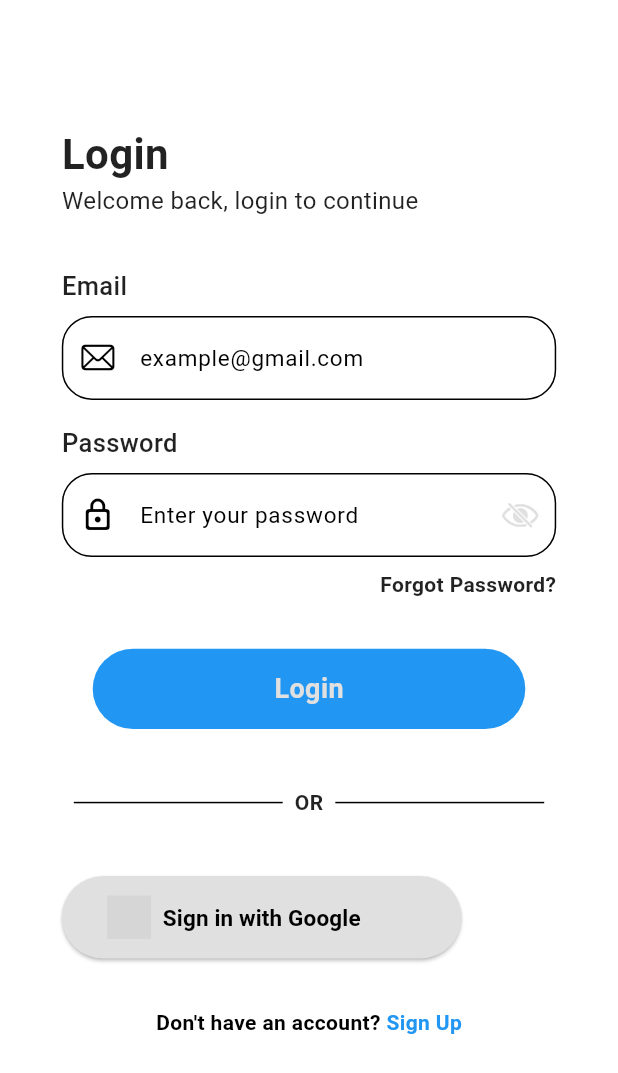
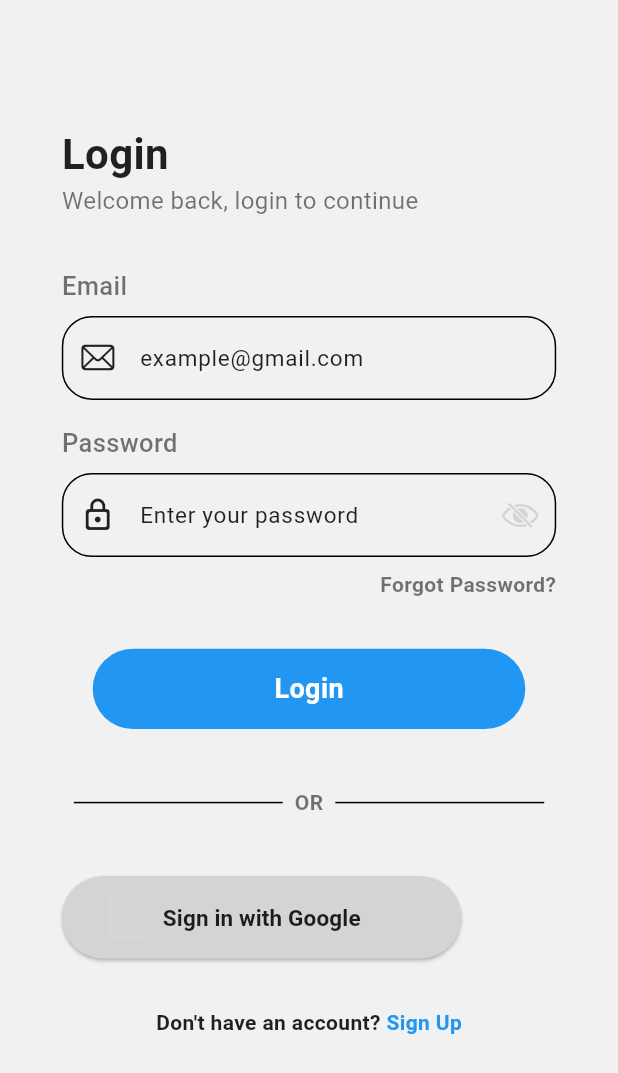
Before and after one commit to Ahmedx44/task_planner, a Flutter app: the LoginView screen opened by its route, on a phone screen of 412 x 824 dp. Shown: the top 1073 px of the screen. Run offline on Flutter 3.47's test engine with Material 3 defaults, Android fonts, the phone set to English and light mode, and no system bars; drawn by our look-alikes of social_login_buttons; our stand-ins replace awesome_bottom_bar, cloud_firestore, dartz, firebase_auth, firebase_core, flutter_hooks and 6 more; missing offline and left inert: cupertino_onboarding, flagkit, phonenumbers; accounts and stored records are empty; grey boxes are pictures that could not be loaded.

```diff
--- a/lib/main.dart
+++ b/lib/main.dart
@@ -4,8 +4,10 @@ import 'package:go_router/go_router.dart';
 import 'package:todo_app/app/locator.dart';
 import 'package:todo_app/firebase_options.dart';
 import 'package:todo_app/theme/theme.dart';
+import 'package:todo_app/ui/auth/autGate/authGate_view.dart';
 import 'package:todo_app/ui/auth/login/login_view.dart';
 import 'package:todo_app/ui/auth/signup/signup_view.dart';
+import 'package:todo_app/ui/home/home_view.dart';
 import 'package:todo_app/ui/onboarding/onboarding_view.dart';
 
 void main() async {
@@ -21,7 +23,7 @@ class MyApp extends StatelessWidget {
   final _router = GoRouter(routes: [
     GoRoute(
       path: '/',
-      builder: (context, state) => const OnboardingView(),
+      builder: (context, state) => const AuthgateView(),
     ),
     GoRoute(
       path: '/signup',
@@ -30,6 +32,14 @@ class MyApp extends StatelessWidget {
     GoRoute(
       path: '/login',
       builder: (context, state) => const LoginView(),
+    ),
+    GoRoute(
+      path: '/onboarding',
+      builder: (context, state) => const OnboardingView(),
+    ),
+    GoRoute(
+      path: '/home',
+      builder: (context, state) => const HomeView(),
     )
   ]);
 
--- a/lib/theme/theme.dart
+++ b/lib/theme/theme.dart
@@ -1,22 +1,21 @@
 import 'package:flutter/material.dart';
 
 final ThemeData lightMode = ThemeData(
-  colorScheme: ColorScheme.light(
-    surface: Colors.white,
-    onSurface: const Color.fromARGB(255, 224, 224, 224),
+  colorScheme: const ColorScheme.light(
     primary: Colors.blue,
-    secondary: Colors.blueAccent,
     onPrimary: Colors.white,
-    onPrimaryContainer: Colors.grey.shade600,
-    onSecondary: Colors.black,
+    surface: Color.fromARGB(255, 241, 241, 241),
+    onSurface: Color.fromARGB(255, 212, 212, 212),
+    onSecondary: Colors.black87,
   ),
+  scaffoldBackgroundColor: Colors.white,
   textTheme: const TextTheme(
     displayLarge: TextStyle(
         color: Colors.black, fontSize: 32, fontWeight: FontWeight.bold),
     displayMedium: TextStyle(
-        color: Colors.black, fontSize: 28, fontWeight: FontWeight.w600),
-    bodyLarge: TextStyle(color: Colors.black, fontSize: 16),
-    bodyMedium: TextStyle(color: Colors.black87, fontSize: 14),
+        color: Colors.black87, fontSize: 28, fontWeight: FontWeight.w600),
+    bodyLarge: TextStyle(color: Colors.black87, fontSize: 16),
+    bodyMedium: TextStyle(color: Colors.black54, fontSize: 14),
     titleMedium: TextStyle(
         color: Colors.black87, fontSize: 18, fontWeight: FontWeight.w500),
     titleSmall: TextStyle(color: Colors.black54, fontSize: 16),
@@ -28,18 +27,18 @@ final ThemeData lightMode = ThemeData(
 
 final ThemeData darkMode = ThemeData(
   colorScheme: ColorScheme.dark(
-    surface: const Color.fromARGB(255, 29, 29, 29),
-    onSurface: Colors.black,
     primary: Colors.blue,
-    secondary: Colors.blueAccent,
-    onPrimaryContainer: Colors.grey.shade600,
+    onPrimary: const Color.fromARGB(255, 20, 20, 20),
+    surface: const Color.fromARGB(255, 31, 31, 31),
+    onSurface: const Color.fromARGB(255, 26, 26, 26),
     onSecondary: Colors.white,
   ),
+  scaffoldBackgroundColor: const Color(0xFF121212),
   textTheme: const TextTheme(
     displayLarge: TextStyle(
         color: Colors.white, fontSize: 32, fontWeight: FontWeight.bold),
     displayMedium: TextStyle(
-        color: Colors.white, fontSize: 28, fontWeight: FontWeight.w600),
+        color: Colors.white70, fontSize: 28, fontWeight: FontWeight.w600),
     bodyLarge: TextStyle(color: Colors.white, fontSize: 16),
     bodyMedium: TextStyle(color: Colors.white70, fontSize: 14),
     titleMedium: TextStyle(
--- a/lib/ui/auth/login/login_view.dart
+++ b/lib/ui/auth/login/login_view.dart
@@ -1,15 +1,19 @@
 import 'package:flutter/cupertino.dart';
 import 'package:flutter/material.dart';
+import 'package:flutter_hooks/flutter_hooks.dart';
 import 'package:social_login_buttons/social_login_buttons.dart';
 import 'package:stacked/stacked.dart';
+import 'package:todo_app/model/login_model.dart';
 import 'package:todo_app/ui/auth/login/login_view_model.dart';
 
-class LoginView extends StatelessWidget {
+class LoginView extends HookWidget {
   const LoginView({super.key});
 
   @override
   Widget build(BuildContext context) {
-    return ViewModelBuilder.nonReactive(
+    final emailController = useTextEditingController();
+    final passwordController = useTextEditingController();
+    return ViewModelBuilder<LoginViewModel>.reactive(
       viewModelBuilder: () => LoginViewModel(),
       builder: (context, viewModel, child) {
         return SafeArea(
@@ -24,10 +28,12 @@ class LoginView extends StatelessWidget {
                     SizedBox(
                       height: MediaQuery.sizeOf(context).height * 0.05,
                     ),
-                    const Text(
+                    Text(
                       'Login',
-                      style:
-                          TextStyle(fontSize: 28, fontWeight: FontWeight.bold),
+                      style: TextStyle(
+                          fontSize: 28,
+                          fontWeight: FontWeight.bold,
+                          color: Theme.of(context).colorScheme.onSecondary),
                     ),
                     const Text(
                       'Welcome back, login to continue',
@@ -46,7 +52,30 @@ class LoginView extends StatelessWidget {
                     SizedBox(
                       height: MediaQuery.sizeOf(context).height * 0.01,
                     ),
-                    const _EmailTextField(),
+                    TextField(
+                      controller: emailController,
+                      decoration: InputDecoration(
+                        hintText: 'example@gmail.com',
+                        hintStyle: TextStyle(
+                          color: Theme.of(context).colorScheme.onSecondary,
+                          fontSize: 15,
+                          fontWeight: FontWeight.w400,
+                        ),
+                        prefixIcon: Icon(
+                          CupertinoIcons.mail,
+                          color: Theme.of(context).colorScheme.onSecondary,
+                        ),
+                        border: OutlineInputBorder(
+                          borderRadius: BorderRadius.circular(20),
+                          borderSide: BorderSide(
+                            width: 0.2,
+                            color: Theme.of(context)
+                                .colorScheme
+                                .onPrimaryContainer,
+                          ),
+                        ),
+                      ),
+                    ),
 
                     // Password Text Field
                     SizedBox(
@@ -60,7 +89,32 @@ class LoginView extends StatelessWidget {
                     SizedBox(
                       height: MediaQuery.sizeOf(context).height * 0.01,
                     ),
-                    const _PasswordTextField(),
+                    TextField(
+                      controller: passwordController,
+                      obscureText: true,
+                      decoration: InputDecoration(
+                        hintText: 'Enter your password',
+                        hintStyle: TextStyle(
+                          color: Theme.of(context).colorScheme.onSecondary,
+                          fontSize: 15,
+                          fontWeight: FontWeight.w400,
+                        ),
+                        prefixIcon: Icon(
+                          Icons.lock_outline_rounded,
+                          color: Theme.of(context).colorScheme.onSecondary,
+                        ),
+                        suffixIcon: const Icon(CupertinoIcons.eye_slash),
+                        border: OutlineInputBorder(
+                          borderRadius: BorderRadius.circular(20),
+                          borderSide: BorderSide(
+                            width: 0.2,
+                            color: Theme.of(context)
+                                .colorScheme
+                                .onPrimaryContainer,
+                          ),
+                        ),
+                      ),
+                    ),
 
                     // Forgot Password
                     SizedBox(
@@ -72,7 +126,50 @@ class LoginView extends StatelessWidget {
                     SizedBox(
                       height: MediaQuery.sizeOf(context).height * 0.04,
                     ),
-                    const _LoginButton(),
+                    GestureDetector(
+                      onTap: () {
+                        viewModel.login(
+                          LoginModel(
+                            email: emailController.text,
+                            password: passwordController.text,
+                          ),
+                          context,
+                        );
+                      },
+                      child: Center(
+                        child: Container(
+                          width: MediaQuery.sizeOf(context).width * 0.7,
+                          height: MediaQuery.sizeOf(context).height * 0.065,
+                          decoration: BoxDecoration(
+                            borderRadius: BorderRadius.circular(30),
+                            color: Theme.of(context).colorScheme.primary,
+                          ),
+                          child: Center(
+                            child: viewModel.isBusy
+                                ? SizedBox(
+                                    width: 24,
+                                    height: 24,
+                                    child: CircularProgressIndicator(
+                                      strokeWidth: 2,
+                                      color: Theme.of(context)
+                                          .colorScheme
+                                          .onSecondary,
+                                    ),
+                                  )
+                                : Text(
+                                    'Login',
+                                    style: TextStyle(
+                                      fontWeight: FontWeight.bold,
+                                      fontSize: 18,
+                                      color: Theme.of(context)
+                                          .colorScheme
+                                          .onPrimary,
+                                    ),
+                                  ),
+                          ),
+                        ),
+                      ),
+                    ),
 
                     // Social Login
                     SizedBox(
@@ -87,7 +184,9 @@ class LoginView extends StatelessWidget {
                       backgroundColor: Theme.of(context).colorScheme.onSurface,
                       textColor: Theme.of(context).colorScheme.onSecondary,
                       buttonType: SocialLoginButtonType.google,
-                      onPressed: () {},
+                      onPressed: () async {
+                        await viewModel.googleSignin(context);
+                      },
                     ),
 
                     // Sign Up Prompt
@@ -127,68 +226,6 @@ class LoginView extends StatelessWidget {
   }
 }
 
-// Email Text Field
-class _EmailTextField extends StatelessWidget {
-  const _EmailTextField();
-
-  @override
-  Widget build(BuildContext context) {
-    return TextField(
-      decoration: InputDecoration(
-        hintText: 'example@gmail.com',
-        hintStyle: TextStyle(
-          color: Theme.of(context).colorScheme.onSecondary,
-          fontSize: 15,
-          fontWeight: FontWeight.w400,
-        ),
-        prefixIcon: Icon(
-          CupertinoIcons.mail,
-          color: Theme.of(context).colorScheme.onSecondary,
-        ),
-        border: OutlineInputBorder(
-          borderRadius: BorderRadius.circular(20),
-          borderSide: BorderSide(
-            width: 0.2,
-            color: Theme.of(context).colorScheme.onPrimaryContainer,
-          ),
-        ),
-      ),
-    );
-  }
-}
-
-// Password Text Field
-class _PasswordTextField extends StatelessWidget {
-  const _PasswordTextField();
-
-  @override
-  Widget build(BuildContext context) {
-    return TextField(
-      obscureText: true,
-      decoration: InputDecoration(
-        hintText: 'Enter your password',
-        hintStyle: TextStyle(
-          color: Theme.of(context).colorScheme.onSecondary,
-          fontSize: 15,
-          fontWeight: FontWeight.w400,
-        ),
-        prefixIcon: Icon(
-          Icons.lock_outline_rounded,
-          color: Theme.of(context).colorScheme.onSecondary,
-        ),
-        suffixIcon: const Icon(CupertinoIcons.eye_slash),
-        border: OutlineInputBorder(
-          borderRadius: BorderRadius.circular(20),
-          borderSide: BorderSide(
-            width: 0.2,
-            color: Theme.of(context).colorScheme.onPrimaryContainer,
-          ),
-        ),
-      ),
-    );
-  }
-}
-
 // Forgot Password Text
 class _ForgotPassword extends StatelessWidget {
   const _ForgotPassword();
@@ -203,38 +240,6 @@ class _ForgotPassword extends StatelessWidget {
           style: TextStyle(fontWeight: FontWeight.bold),
         ),
       ],
-    );
-  }
-}
-
-// Login Button
-class _LoginButton extends StatelessWidget {
-  const _LoginButton();
-
-  @override
-  Widget build(BuildContext context) {
-    return GestureDetector(
-      onTap: () {},
-      child: Center(
-        child: Container(
-          width: MediaQuery.sizeOf(context).width * 0.7,
-          height: MediaQuery.sizeOf(context).height * 0.065,
-          decoration: BoxDecoration(
-            borderRadius: BorderRadius.circular(30),
-            color: Theme.of(context).colorScheme.primary,
-          ),
-          child: Center(
-            child: Text(
-              'Login',
-              style: TextStyle(
-                fontWeight: FontWeight.bold,
-                fontSize: 18,
-                color: Theme.of(context).colorScheme.onSurface,
-              ),
-            ),
-          ),
-        ),
-      ),
     );
   }
 }
--- a/lib/ui/onboarding/onboarding_view.dart
+++ b/lib/ui/onboarding/onboarding_view.dart
@@ -10,6 +10,9 @@ class OnboardingView extends StatelessWidget {
   @override
   Widget build(BuildContext context) {
     return ViewModelBuilder.reactive(
+      onViewModelReady: (viewModel) {
+        viewModel.firstTimeLoading();
+      },
       viewModelBuilder: () => OnboardingViewModel(),
       builder: (context, viewModel, child) {
         return CupertinoOnboarding(
--- a/pubspec.yaml
+++ b/pubspec.yaml
@@ -50,6 +50,8 @@ dependencies:
   firebase_auth: ^5.3.1
   cloud_firestore: ^5.4.4
   flutter_hooks:
+  shared_preferences: ^2.3.2
+  google_sign_in: ^6.2.2
 
 dev_dependencies:
   flutter_test:
```
Also changed, not shown: lib/service/auth_service.dart (+47 -0 lines), lib/ui/audio/audio_view.dart (added, +14 -0 lines), lib/ui/auth/autGate/authGate_view.dart (added, +45 -0 lines), lib/ui/auth/autGate/auth_gate_view_model.dart (added, +15 -0 lines), lib/ui/auth/login/login_view_model.dart (+41 -0 lines), lib/ui/auth/signup/signup_view.dart (+10 -6 lines), lib/ui/auth/signup/signup_view_model.dart (+16 -0 lines), lib/ui/calender/calender_view.dart (added, +14 -0 lines), lib/ui/home/home_view.dart (added, +49 -0 lines), lib/ui/home/home_view_model.dart (added, +14 -0 lines), lib/ui/main/main_view.dart (added, +24 -0 lines), lib/ui/onboarding/onboarding_view_model.dart (+7 -1 lines), lib/ui/profile/profile_view.dart (added, +14 -0 lines), pubspec.lock, 1 other file.
